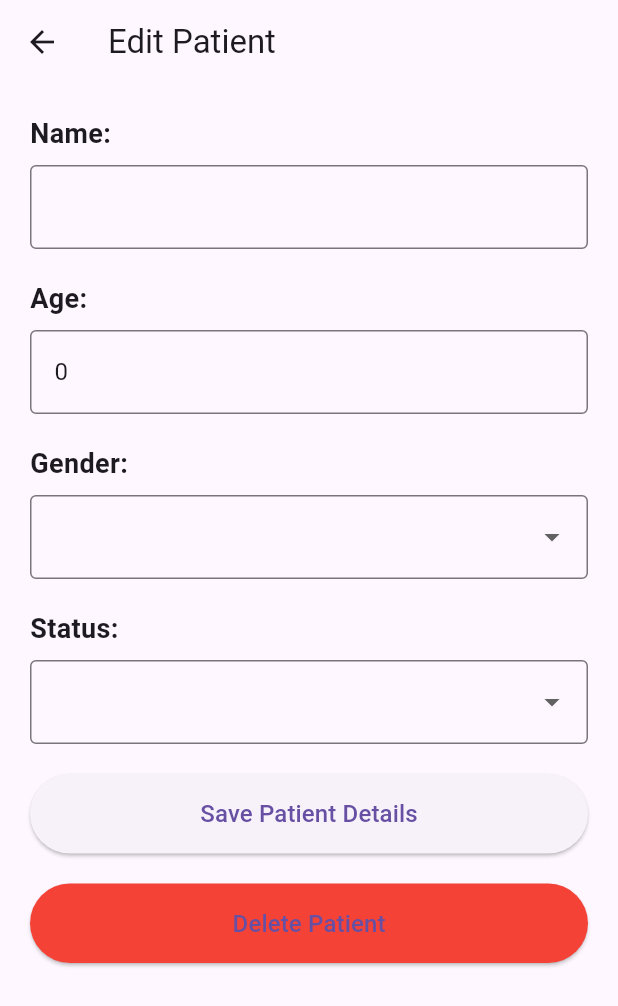
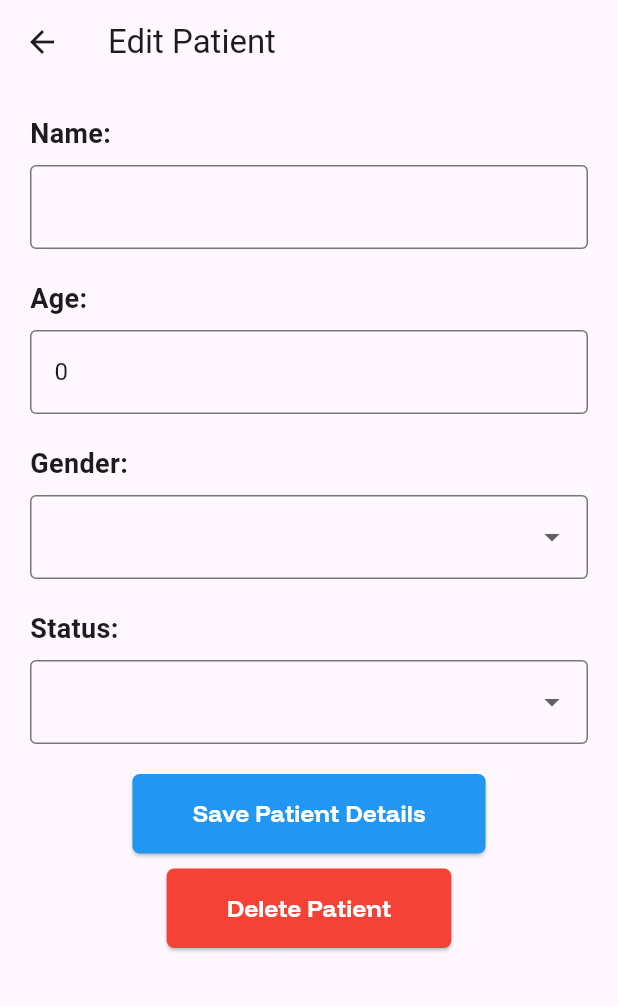
Before and after one commit to kashishksy/PatientApp_Flutter, a Flutter app: the EditPatientScreen screen opened directly with empty values, on a phone screen of 412 x 824 dp. Shown: the top 1006 px of the screen. Run offline on Flutter 3.47's test engine with Material 3 defaults, Android fonts, the phone set to English and light mode, and no system bars.

Commit message:
edit patient ui fixes

```diff
--- a/lib/screens/edit_patient_screen.dart
+++ b/lib/screens/edit_patient_screen.dart
@@ -358,31 +358,46 @@ class _EditPatientScreenState extends State<EditPatientScreen> {
               },
             ),
             const SizedBox(height: 20),
-            SizedBox(
-              width: double.infinity,
+            Center(
               child: ElevatedButton(
                 onPressed: handleSave,
                 style: ElevatedButton.styleFrom(
-                  padding: const EdgeInsets.symmetric(vertical: 15),
+                  backgroundColor: Colors.blue,
+                  padding: EdgeInsets.symmetric(horizontal: 40, vertical: 15),
+                  shape: RoundedRectangleBorder(
+                    borderRadius: BorderRadius.circular(5),
+                  ),
                 ),
-                child: const Text(
+                child: Text(
                   'Save Patient Details',
-                  style: TextStyle(fontSize: 16),
+                  style: TextStyle(
+                    color: Colors.white,
+                    fontSize: 16,
+                    fontWeight: FontWeight.bold,
+                    fontFamily: 'FunnelDisplay',
+                  ),
                 ),
               ),
             ),
-            const SizedBox(height: 20),
-            SizedBox(
-              width: double.infinity,
+            const SizedBox(height: 10),
+            Center(
               child: ElevatedButton(
                 onPressed: handleDelete,
                 style: ElevatedButton.styleFrom(
                   backgroundColor: Colors.red,
-                  padding: const EdgeInsets.symmetric(vertical: 15),
+                  padding: EdgeInsets.symmetric(horizontal: 40, vertical: 15),
+                  shape: RoundedRectangleBorder(
+                    borderRadius: BorderRadius.circular(5),
+                  ),
                 ),
-                child: const Text(
+                child: Text(
                   'Delete Patient',
-                  style: TextStyle(fontSize: 16),
+                  style: TextStyle(
+                    color: Colors.white,
+                    fontSize: 16,
+                    fontWeight: FontWeight.bold,
+                    fontFamily: 'FunnelDisplay',
+                  ),
                 ),
               ),
             ),
```
